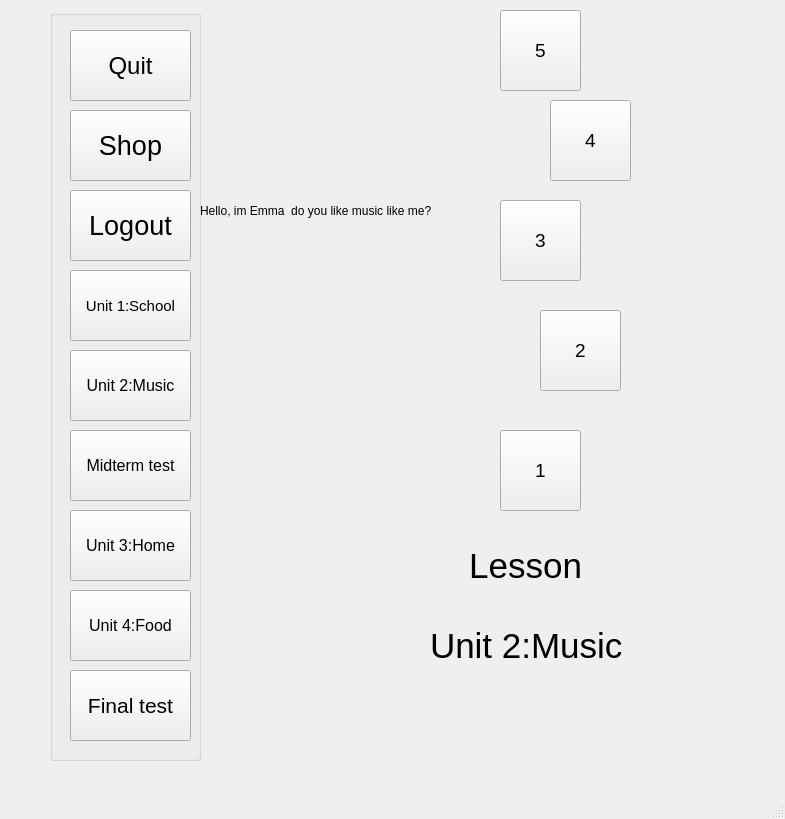
The window that SPCK/Gui/Unit2.ui (trongphuc1/TL-C4K-PTI01-) describes before a commit, drawn with Qt 5.
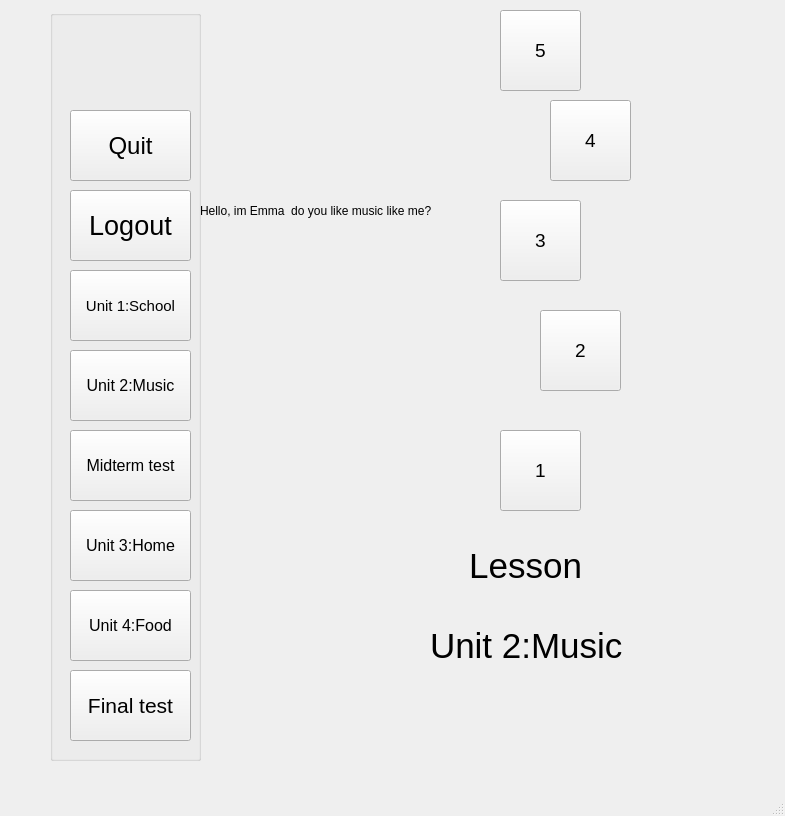
The same window after the commit. Icons and pictures are not drawn.

Diff of the .ui file:
```diff
--- a/SPCK/Gui/Unit2.ui
+++ b/SPCK/Gui/Unit2.ui
@@ -7,7 +7,7 @@
     <x>0</x>
     <y>0</y>
     <width>785</width>
-    <height>819</height>
+    <height>816</height>
    </rect>
   </property>
   <property name="windowTitle">
@@ -48,7 +48,7 @@
      <property name="geometry">
       <rect>
        <x>20</x>
-       <y>20</y>
+       <y>100</y>
        <width>121</width>
        <height>71</height>
       </rect>
@@ -62,25 +62,7 @@
       <string>Quit</string>
      </property>
     </widget>
-    <widget class="QPushButton" name="pushButton_3">
-     <property name="geometry">
-      <rect>
-       <x>20</x>
-       <y>100</y>
-       <width>121</width>
-       <height>71</height>
-      </rect>
-     </property>
-     <property name="font">
-      <font>
-       <pointsize>20</pointsize>
-      </font>
-     </property>
-     <property name="text">
-      <string>Shop</string>
-     </property>
-    </widget>
-    <widget class="QPushButton" name="pushButton_2">
+    <widget class="QPushButton" name="logout">
      <property name="geometry">
       <rect>
        <x>20</x>
```
Left out of the diff: 22 changed lines with no effect on the pictures.
